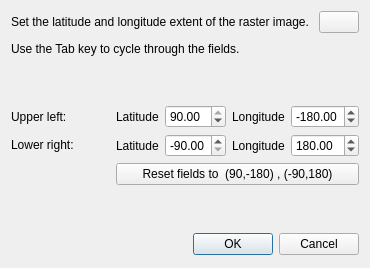
First picture: the form in src/qt-widgets/SetRasterSurfaceExtentDialogUi.ui, repository GPlates/GPlates, before the edit.
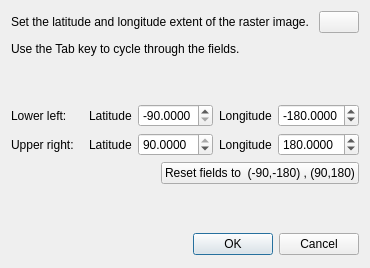
Second picture: the form after the edit. Icons and pictures are not drawn.

```diff
--- a/src/qt-widgets/SetRasterSurfaceExtentDialogUi.ui
+++ b/src/qt-widgets/SetRasterSurfaceExtentDialogUi.ui
@@ -16,7 +16,7 @@
    <iconset resource="../qt-resources/qt_widgets.qrc" >:/GPlates-icon-160x160-opaque.png</iconset>
   </property>
   <layout class="QGridLayout" >
-   <item row="0" column="0" colspan="3" >
+   <item row="0" column="0" >
     <layout class="QHBoxLayout" >
      <item>
       <widget class="QLabel" name="label_description" >
@@ -49,7 +49,7 @@
      </item>
     </layout>
    </item>
-   <item row="1" column="0" colspan="3" >
+   <item row="1" column="0" >
     <layout class="QHBoxLayout" >
      <item>
       <widget class="QLabel" name="label_tab_message" >
@@ -73,7 +73,7 @@
      </item>
     </layout>
    </item>
-   <item row="2" column="2" >
+   <item row="2" column="0" >
     <spacer>
      <property name="orientation" >
       <enum>Qt::Vertical</enum>
@@ -87,27 +87,27 @@
     </spacer>
    </item>
    <item row="3" column="0" >
-    <widget class="QLabel" name="label_upper_left" >
-     <property name="text" >
-      <string>Upper left:</string>
-     </property>
-    </widget>
-   </item>
-   <item row="3" column="1" >
-    <spacer>
-     <property name="orientation" >
-      <enum>Qt::Horizontal</enum>
-     </property>
-     <property name="sizeHint" >
-      <size>
-       <width>101</width>
-       <height>20</height>
-      </size>
-     </property>
-    </spacer>
-   </item>
-   <item rowspan="3" row="3" column="2" >
-    <layout class="QVBoxLayout" >
+    <layout class="QHBoxLayout" >
+     <item>
+      <widget class="QLabel" name="label_upper_left" >
+       <property name="text" >
+        <string>Lower left:</string>
+       </property>
+      </widget>
+     </item>
+     <item>
+      <spacer>
+       <property name="orientation" >
+        <enum>Qt::Horizontal</enum>
+       </property>
+       <property name="sizeHint" >
+        <size>
+         <width>31</width>
+         <height>23</height>
+        </size>
+       </property>
+      </spacer>
+     </item>
      <item>
       <layout class="QHBoxLayout" >
        <item>
@@ -118,7 +118,10 @@
         </widget>
        </item>
        <item>
-        <widget class="QDoubleSpinBox" name="spinbox_upper_left_latitude" >
+        <widget class="QDoubleSpinBox" name="spinbox_lower_left_latitude" >
+         <property name="decimals" >
+          <number>4</number>
+         </property>
          <property name="minimum" >
           <double>-90.000000000000000</double>
          </property>
@@ -126,7 +129,7 @@
           <double>90.000000000000000</double>
          </property>
          <property name="value" >
-          <double>90.000000000000000</double>
+          <double>-90.000000000000000</double>
          </property>
         </widget>
        </item>
@@ -138,7 +141,10 @@
         </widget>
        </item>
        <item>
-        <widget class="QDoubleSpinBox" name="spinbox_upper_left_longitude" >
+        <widget class="QDoubleSpinBox" name="spinbox_lower_left_longitude" >
+         <property name="decimals" >
+          <number>4</number>
+         </property>
          <property name="minimum" >
           <double>-360.000000000000000</double>
          </property>
@@ -152,17 +158,44 @@
        </item>
       </layout>
      </item>
+    </layout>
+   </item>
+   <item row="4" column="0" >
+    <layout class="QHBoxLayout" >
+     <item>
+      <widget class="QLabel" name="label_lower_right" >
+       <property name="text" >
+        <string>Upper right:</string>
+       </property>
+      </widget>
+     </item>
+     <item>
+      <spacer>
+       <property name="orientation" >
+        <enum>Qt::Horizontal</enum>
+       </property>
+       <property name="sizeHint" >
+        <size>
+         <width>31</width>
+         <height>23</height>
+        </size>
+       </property>
+      </spacer>
+     </item>
      <item>
       <layout class="QHBoxLayout" >
        <item>
-        <widget class="QLabel" name="label_lower_right_latitude" >
+        <widget class="QLabel" name="label_upper_right_latitude" >
          <property name="text" >
           <string>Latitude</string>
          </property>
         </widget>
        </item>
        <item>
-        <widget class="QDoubleSpinBox" name="spinbox_lower_right_latitude" >
+        <widget class="QDoubleSpinBox" name="spinbox_upper_right_latitude" >
+         <property name="decimals" >
+          <number>4</number>
+         </property>
          <property name="minimum" >
           <double>-90.000000000000000</double>
          </property>
@@ -170,19 +203,22 @@
           <double>90.000000000000000</double>
          </property>
          <property name="value" >
-          <double>-90.000000000000000</double>
+          <double>90.000000000000000</double>
          </property>
         </widget>
        </item>
        <item>
-        <widget class="QLabel" name="label_lower_right_longitude" >
+        <widget class="QLabel" name="label_upper_right_longitude" >
          <property name="text" >
           <string>Longitude</string>
          </property>
         </widget>
        </item>
        <item>
-        <widget class="QDoubleSpinBox" name="spinbox_lower_right_longitude" >
+        <widget class="QDoubleSpinBox" name="spinbox_upper_right_longitude" >
+         <property name="decimals" >
+          <number>4</number>
+         </property>
          <property name="minimum" >
           <double>-360.000000000000000</double>
          </property>
@@ -196,10 +232,33 @@
        </item>
       </layout>
      </item>
+    </layout>
+   </item>
+   <item row="5" column="0" >
+    <layout class="QHBoxLayout" >
+     <item>
+      <spacer>
+       <property name="orientation" >
+        <enum>Qt::Horizontal</enum>
+       </property>
+       <property name="sizeHint" >
+        <size>
+         <width>131</width>
+         <height>23</height>
+        </size>
+       </property>
+      </spacer>
+     </item>
      <item>
       <widget class="QPushButton" name="button_default_fields" >
+       <property name="minimumSize" >
+        <size>
+         <width>197</width>
+         <height>0</height>
+        </size>
+       </property>
        <property name="text" >
-        <string>Reset fields to  (90,-180) , (-90,180)</string>
+        <string>Reset fields to  (-90,-180) , (90,180)</string>
        </property>
        <property name="autoDefault" >
         <bool>false</bool>
@@ -208,40 +267,7 @@
      </item>
     </layout>
    </item>
-   <item row="4" column="0" >
-    <widget class="QLabel" name="label_lower_right" >
-     <property name="text" >
-      <string>Lower right:</string>
-     </property>
-    </widget>
-   </item>
-   <item row="4" column="1" >
-    <spacer>
-     <property name="orientation" >
-      <enum>Qt::Horizontal</enum>
-     </property>
-     <property name="sizeHint" >
-      <size>
-       <width>91</width>
-       <height>20</height>
-      </size>
-     </property>
-    </spacer>
-   </item>
-   <item row="5" column="1" >
-    <spacer>
-     <property name="orientation" >
-      <enum>Qt::Horizontal</enum>
-     </property>
-     <property name="sizeHint" >
-      <size>
-       <width>40</width>
-       <height>20</height>
-      </size>
-     </property>
-    </spacer>
-   </item>
-   <item row="6" column="0" colspan="3" >
+   <item row="6" column="0" >
     <spacer>
      <property name="orientation" >
       <enum>Qt::Vertical</enum>
@@ -254,7 +280,7 @@
      </property>
     </spacer>
    </item>
-   <item row="7" column="0" colspan="3" >
+   <item row="7" column="0" >
     <layout class="QHBoxLayout" >
      <item>
       <spacer>
```
Left out of the diff: 4 changed lines with no effect on the pictures.
